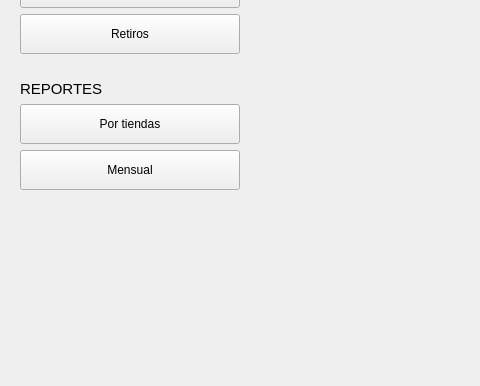
First picture: the form in src/ui/views/main_window.ui, repository Lokyui/cuartoambulanteapp, before the edit; both pictures show x 0 to 480 and y 282 to 668 of the 1198 by 972 pixel window.
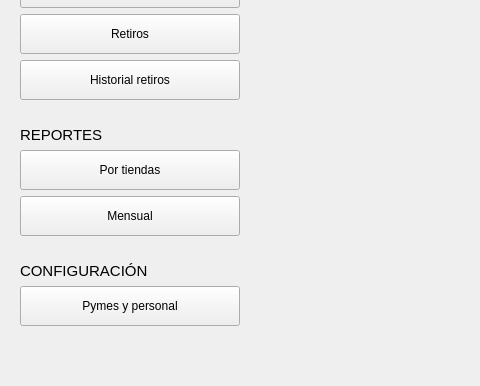
Second picture: the form after the edit. Icons and pictures are not drawn.

Commit message: ultimos cambios, historial agregado, revision de arquitectura y modificacion en tests

```diff
--- a/src/ui/views/main_window.ui
+++ b/src/ui/views/main_window.ui
@@ -100,6 +100,12 @@
          <property name="text"><string>Retiros</string></property>
         </widget>
        </item>
+       <item>
+        <widget class="QPushButton" name="btnHistorialRetiros">
+         <property name="minimumSize"><size><width>0</width><height>40</height></size></property>
+         <property name="text"><string>Historial retiros</string></property>
+        </widget>
+       </item>
 
        <item>
         <spacer>
@@ -129,6 +135,28 @@
         </widget>
        </item>
 
+       <item>
+        <spacer>
+         <property name="orientation"><enum>Qt::Vertical</enum></property>
+         <property name="sizeType"><enum>QSizePolicy::Fixed</enum></property>
+         <property name="sizeHint" stdset="0"><size><width>20</width><height>20</height></size></property>
+        </spacer>
+       </item>
+
+       <item>
+        <widget class="QLabel" name="lblSeccionConfig">
+         <property name="font"><font><pointsize>11</pointsize></font></property>
+         <property name="text"><string>CONFIGURACIÓN</string></property>
+         <property name="margin"><number>6</number></property>
+        </widget>
+       </item>
+       <item>
+        <widget class="QPushButton" name="btnConfiguracion">
+         <property name="minimumSize"><size><width>0</width><height>40</height></size></property>
+         <property name="text"><string>Pymes y personal</string></property>
+        </widget>
+       </item>
+
        <item>
         <spacer>
          <property name="orientation"><enum>Qt::Vertical</enum></property>
```
The commit also changes 37 other files.
